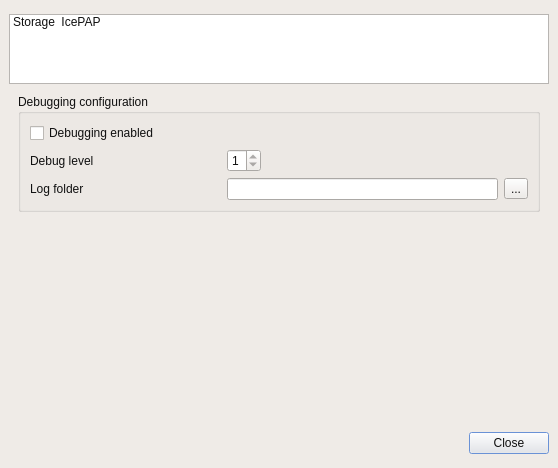
This is ui_icepapcms/qt_designer_files/dialogpreferences.ui in ALBA-Synchrotron/IcepapCMS as Qt 5 draws it before an edit. The edited form follows.
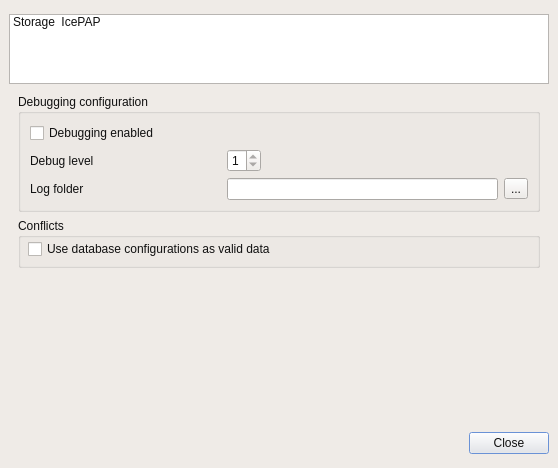
This is the edited form. The open tabs and pages were chosen to show the change. Icons and pictures are not drawn.

Commit message: - New commands. Including SSI. - Automatically get data from DB and save to the Icepap in case of conflicts.

What changed in the file:
```diff
--- a/ui_icepapcms/qt_designer_files/dialogpreferences.ui
+++ b/ui_icepapcms/qt_designer_files/dialogpreferences.ui
@@ -871,8 +871,8 @@
       </layout>
      </widget>
      <widget class="QWidget" name="pageIcepap" >
-      <layout class="QVBoxLayout" >
-       <item>
+      <layout class="QGridLayout" >
+       <item row="0" column="0" >
         <widget class="QGroupBox" name="groupBox" >
          <property name="title" >
           <string>Debugging configuration</string>
@@ -948,15 +948,47 @@
          </layout>
         </widget>
        </item>
-       <item>
+       <item row="1" column="0" >
+        <widget class="QGroupBox" name="groupBox_2" >
+         <property name="sizePolicy" >
+          <sizepolicy vsizetype="Fixed" hsizetype="Preferred" >
+           <horstretch>0</horstretch>
+           <verstretch>0</verstretch>
+          </sizepolicy>
+         </property>
+         <property name="minimumSize" >
+          <size>
+           <width>0</width>
+           <height>50</height>
+          </size>
+         </property>
+         <property name="title" >
+          <string>Conflicts</string>
+         </property>
+         <widget class="QCheckBox" name="chkConflictSolve" >
+          <property name="geometry" >
+           <rect>
+            <x>10</x>
+            <y>20</y>
+            <width>311</width>
+            <height>22</height>
+           </rect>
+          </property>
+          <property name="text" >
+           <string>Use database configurations as valid data</string>
+          </property>
+         </widget>
+        </widget>
+       </item>
+       <item row="2" column="0" >
         <spacer>
          <property name="orientation" >
           <enum>Qt::Vertical</enum>
          </property>
          <property name="sizeHint" >
           <size>
-           <width>20</width>
-           <height>131</height>
+           <width>522</width>
+           <height>91</height>
           </size>
          </property>
         </spacer>
```
The commit also changes 24 other files.
